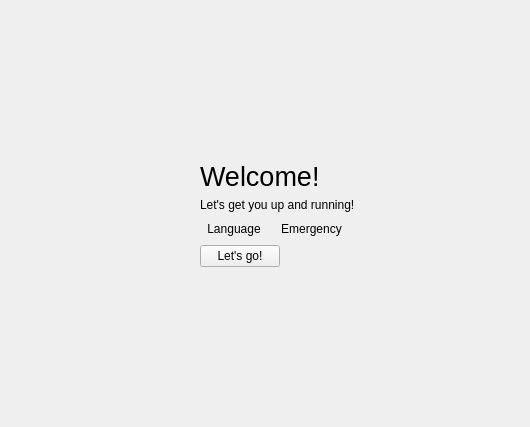
Old version of the form desktop/onboarding/onboardingwelcome.ui in the repository theCheeseboard/thedesk.
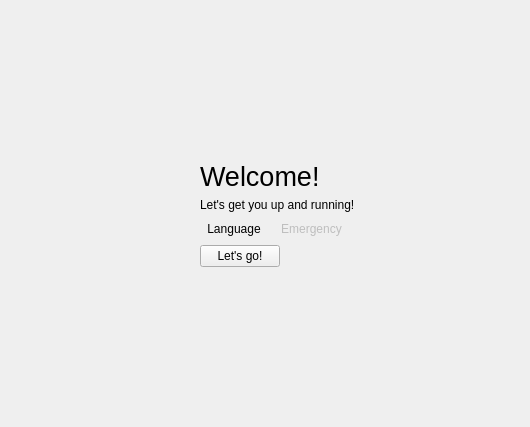
New version of the form. Icons and pictures are not drawn.

What changed in the file:
```diff
--- a/desktop/onboarding/onboardingwelcome.ui
+++ b/desktop/onboarding/onboardingwelcome.ui
@@ -76,6 +76,9 @@
      </item>
      <item>
       <widget class="QToolButton" name="emergencyButton">
+       <property name="enabled">
+        <bool>false</bool>
+       </property>
        <property name="text">
         <string>Emergency</string>
        </property>
```
